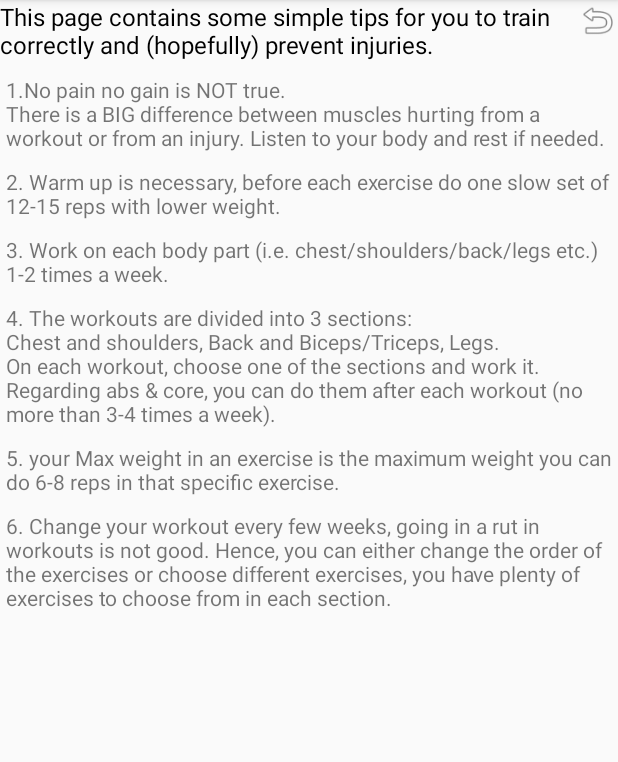
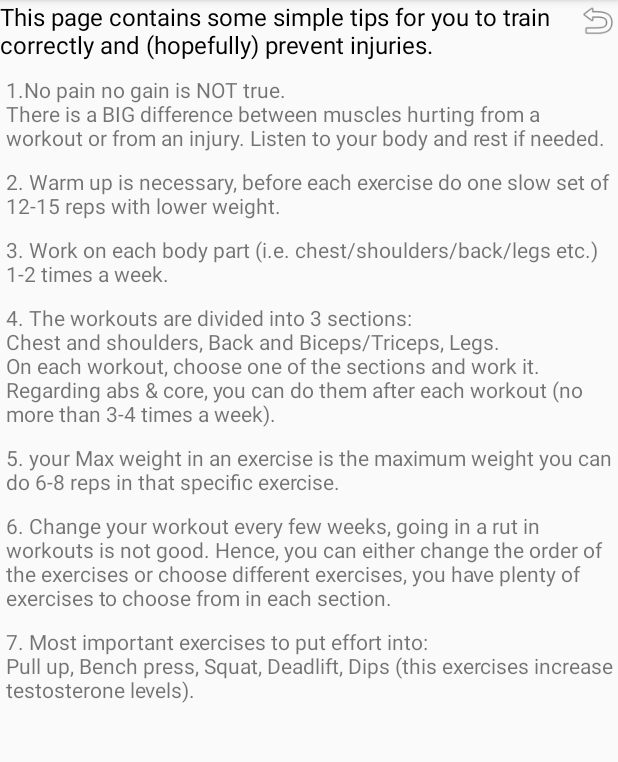
Before and after one commit to ronamir1/FitnessDemo, an Android app: the NewHereActivity screen opened directly, with no data from a screen before it, on a phone screen of 412 x 824 dp, the part 84-846 px from its top. Run offline under Robolectric (Android 15) with nearby library versions, the phone set to English and light mode, and no system bars.

Commit message:
another tip for new here segment

```diff
--- a/app/src/main/res/layout/activity_new_here.xml
+++ b/app/src/main/res/layout/activity_new_here.xml
@@ -82,6 +82,13 @@
                 android:layout_marginTop="10dp"
                 android:text="6. Change your workout every few weeks, going in a rut in workouts is not good. Hence, you can either change the order of the exercises or choose different exercises, you have plenty of exercises to choose from in each section." />
 
+            <TextView
+                android:id="@+id/textView9"
+                android:layout_width="wrap_content"
+                android:layout_height="wrap_content"
+                android:layout_marginTop="10dp"
+                android:text="7. Most important exercises to put effort into:\nPull up, Bench press, Squat, Deadlift, Dips (this exercises increase testosterone levels)." />
+
         </LinearLayout>
     </ScrollView>
 </androidx.constraintlayout.widget.ConstraintLayout>
```
